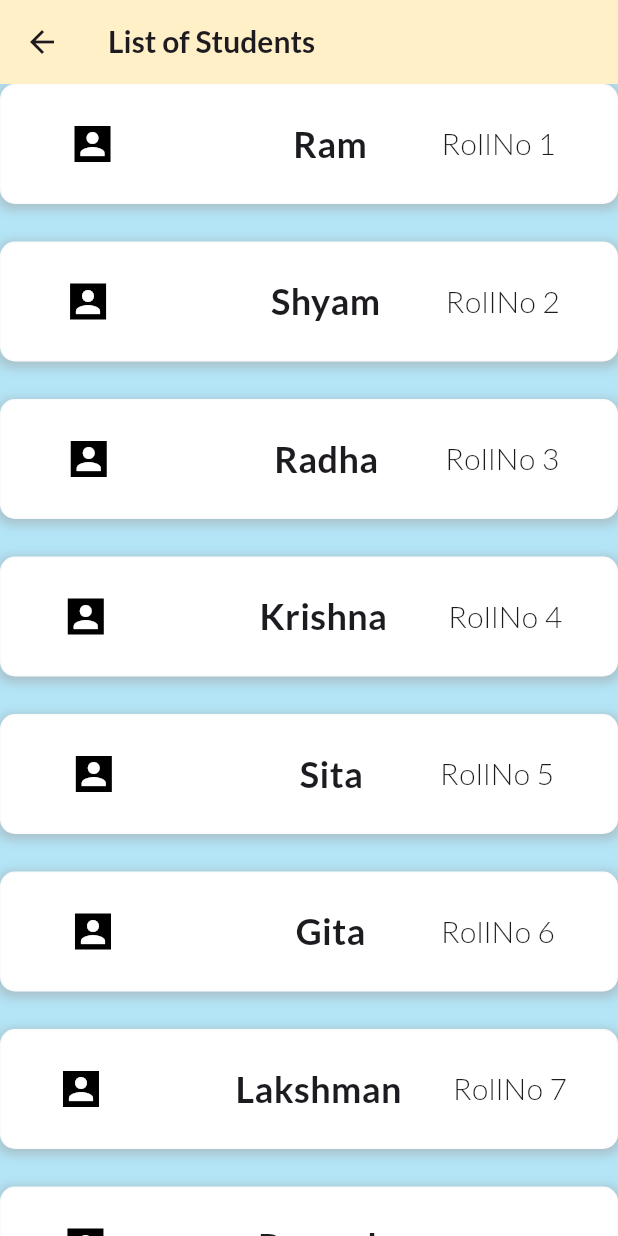
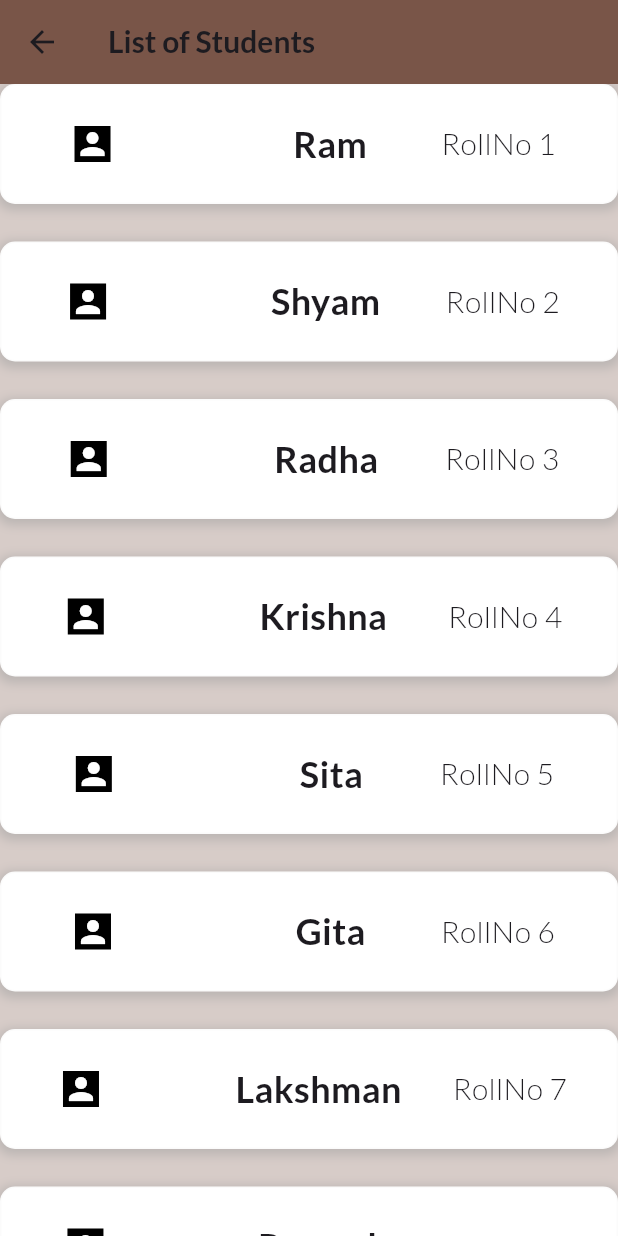
Before and after one commit to arunitasahu/teach_edge, a Flutter app: the HomeScreen screen opened directly, after a tap on the "list alt" icon, on a phone screen of 412 x 824 dp. Run offline on Flutter 3.47's test engine with Material 2 defaults, Android fonts, the phone set to English and light mode, and no system bars; our stand-ins replace file_picker, flutter_riverpod, google_fonts.

Commit message:
integrated all pages

```diff
--- a/lib/components/colors.dart
+++ b/lib/components/colors.dart
@@ -1,3 +1,3 @@
 import 'package:flutter/material.dart';
 
-Color primaryColor = const Color(0xffb3e5f7);
+Color? primaryColor = Colors.brown[100];
--- a/lib/screens/discussions_screen.dart
+++ b/lib/screens/discussions_screen.dart
@@ -16,7 +16,7 @@ class ForumPage extends StatelessWidget {
     return Scaffold(
       backgroundColor: primaryColor,
       appBar: AppBar(
-        backgroundColor: Color.fromARGB(255, 255, 240, 200),
+        backgroundColor: Colors.brown,
         title: const Text('Class Forum'),
       ),
       body: ListView.builder(
--- a/lib/screens/home_screen.dart
+++ b/lib/screens/home_screen.dart
@@ -20,7 +20,7 @@ class HomeScreen extends StatelessWidget {
       child: Scaffold(
         backgroundColor: primaryColor,
         appBar: AppBar(
-          backgroundColor: Color.fromARGB(255, 255, 240, 200),
+          backgroundColor: Colors.brown,
           automaticallyImplyLeading: false,
           elevation: 0,
           title: Text(
--- a/lib/screens/live_class_screen.dart
+++ b/lib/screens/live_class_screen.dart
@@ -69,7 +69,7 @@ class _LiveClassState extends State<LiveClass> {
     return Scaffold(
       backgroundColor: primaryColor,
       appBar: AppBar(
-          backgroundColor: Color.fromARGB(255, 255, 240, 200),
+          backgroundColor: Colors.brown,
           title: Text(
             'Live Class',
             style: GoogleFonts.lato(fontWeight: FontWeight.bold),
--- a/lib/screens/login_page.dart
+++ b/lib/screens/login_page.dart
@@ -19,7 +19,7 @@ class _LoginPageState extends State<LoginPage> {
   @override
   Widget build(BuildContext context) {
     return Scaffold(
-      backgroundColor: const Color(0xffb3e5f7),
+      backgroundColor: Colors.brown[100],
       body: SafeArea(
         child: Center(
           child: Padding(
--- a/lib/screens/profile_screen.dart
+++ b/lib/screens/profile_screen.dart
@@ -24,7 +24,7 @@ class ProfilePage extends StatelessWidget {
         backgroundColor: primaryColor,
         appBar: AppBar(
           title: const Text('Profile Page'),
-          backgroundColor: const Color.fromARGB(255, 255, 240, 200),
+          backgroundColor: Colors.brown,
         ),
         body: Container(
           child: SingleChildScrollView(
--- a/lib/screens/quiz_screen.dart
+++ b/lib/screens/quiz_screen.dart
@@ -60,8 +60,7 @@ class _AnnouncementPageState extends State<AnnouncementPage> {
       backgroundColor: primaryColor,
       appBar: AppBar(
         title: const Text(' Personalized Courses '),
-        backgroundColor: Color.fromARGB(
-            255, 255, 240, 200), // Set the AppBar background color
+        backgroundColor: Colors.brown, // Set the AppBar background color
       ),
       body: SingleChildScrollView(
         padding: const EdgeInsets.all(16.0),
--- a/lib/screens/register_page.dart
+++ b/lib/screens/register_page.dart
@@ -19,7 +19,7 @@ class _RegisterPageState extends State<RegisterPage> {
   @override
   Widget build(BuildContext context) {
     return Scaffold(
-      backgroundColor: const Color(0xffb3e5f7),
+      backgroundColor: Colors.brown[100],
       body: SafeArea(
         child: Center(
           child: Padding(
--- a/lib/screens/student_list.dart
+++ b/lib/screens/student_list.dart
@@ -12,7 +12,7 @@ class StudentList extends StatelessWidget {
     return SafeArea(
       child: Scaffold(
         appBar: AppBar(
-          backgroundColor: Color.fromARGB(255, 255, 240, 200),
+          backgroundColor: Colors.brown,
           title: Text(
             'List of Students',
             style: GoogleFonts.lato(fontWeight: FontWeight.bold, fontSize: 20),
```
